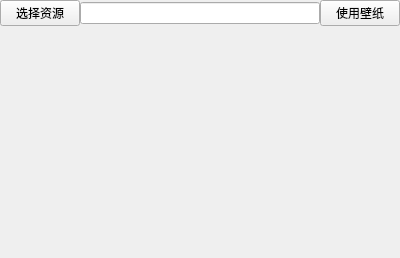
First picture: the form in mainwindow.ui, repository HuaGouFdog/Fdogwallpaper, before the edit.
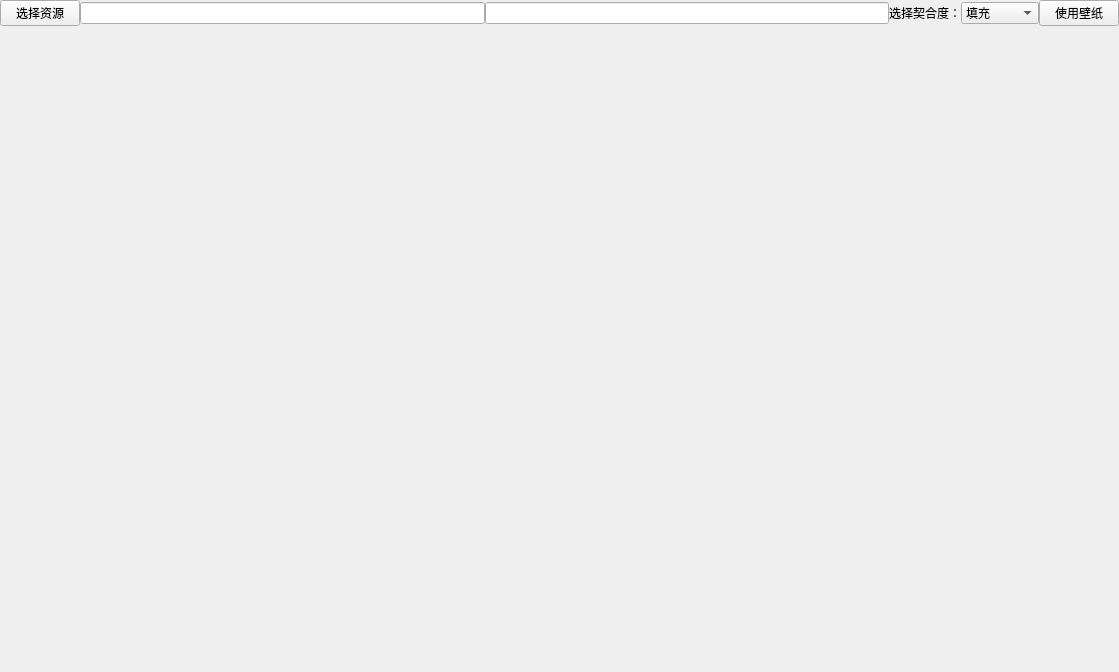
Second picture: the form after the edit. Icons and pictures are not drawn.

Commit message: 可以添加资源并设置契合度

```diff
--- a/mainwindow.ui
+++ b/mainwindow.ui
@@ -6,10 +6,22 @@
    <rect>
     <x>0</x>
     <y>0</y>
-    <width>400</width>
-    <height>258</height>
+    <width>1119</width>
+    <height>672</height>
    </rect>
   </property>
+  <property name="minimumSize">
+   <size>
+    <width>1119</width>
+    <height>672</height>
+   </size>
+  </property>
+  <property name="maximumSize">
+   <size>
+    <width>1119</width>
+    <height>672</height>
+   </size>
+  </property>
   <property name="windowTitle">
    <string>花狗Fdog壁纸</string>
   </property>
@@ -52,6 +64,64 @@
         </property>
        </widget>
       </item>
+      <item>
+       <widget class="QLineEdit" name="lineEdit">
+        <property name="minimumSize">
+         <size>
+          <width>0</width>
+          <height>21</height>
+         </size>
+        </property>
+       </widget>
+      </item>
+      <item>
+       <widget class="QLabel" name="label_2">
+        <property name="minimumSize">
+         <size>
+          <width>70</width>
+          <height>0</height>
+         </size>
+        </property>
+        <property name="text">
+         <string>选择契合度：</string>
+        </property>
+       </widget>
+      </item>
+      <item>
+       <widget class="QComboBox" name="comboBox">
+        <property name="minimumSize">
+         <size>
+          <width>78</width>
+          <height>22</height>
+         </size>
+        </property>
+        <item>
+         <property name="text">
+          <string>填充</string>
+         </property>
+        </item>
+        <item>
+         <property name="text">
+          <string>适应</string>
+         </property>
+        </item>
+        <item>
+         <property name="text">
+          <string>拉伸</string>
+         </property>
+        </item>
+        <item>
+         <property name="text">
+          <string>平铺</string>
+         </property>
+        </item>
+        <item>
+         <property name="text">
+          <string>居中</string>
+         </property>
+        </item>
+       </widget>
+      </item>
       <item>
        <widget class="QPushButton" name="pushButton_2">
         <property name="text">
@@ -73,6 +143,19 @@
         </property>
        </widget>
       </item>
+      <item>
+       <spacer name="verticalSpacer">
+        <property name="orientation">
+         <enum>Qt::Vertical</enum>
+        </property>
+        <property name="sizeHint" stdset="0">
+         <size>
+          <width>20</width>
+          <height>40</height>
+         </size>
+        </property>
+       </spacer>
+      </item>
      </layout>
     </item>
    </layout>
```
Left out of the diff: 4 changed lines with no effect on the pictures. The commit also changes 20 other files.
